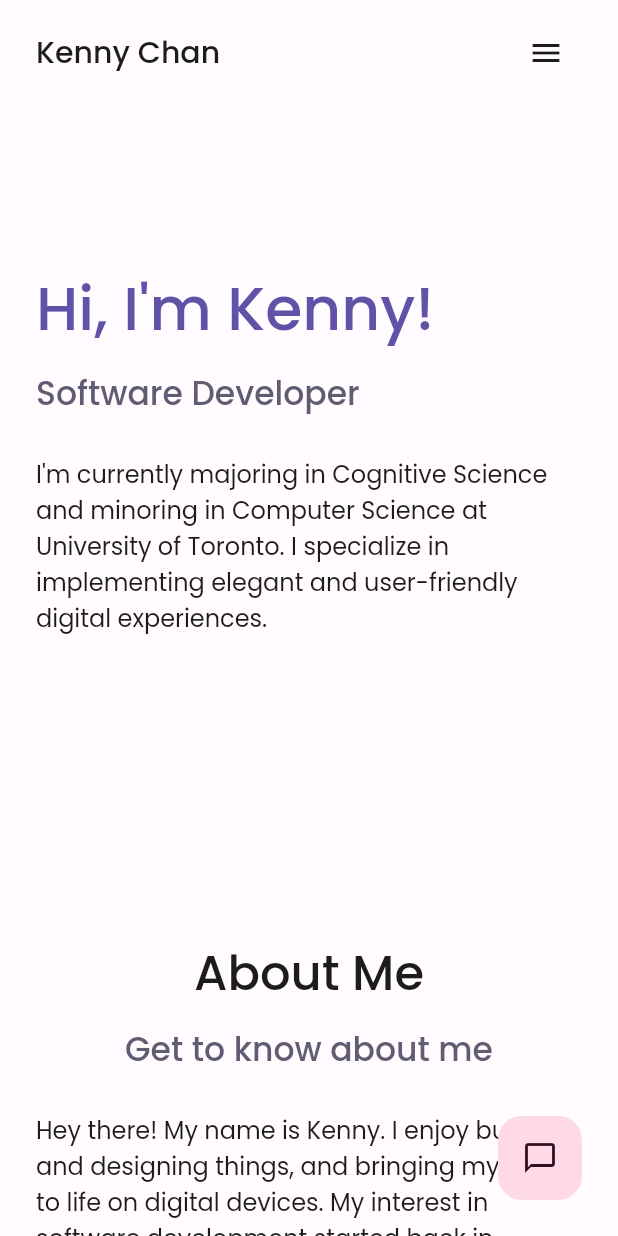
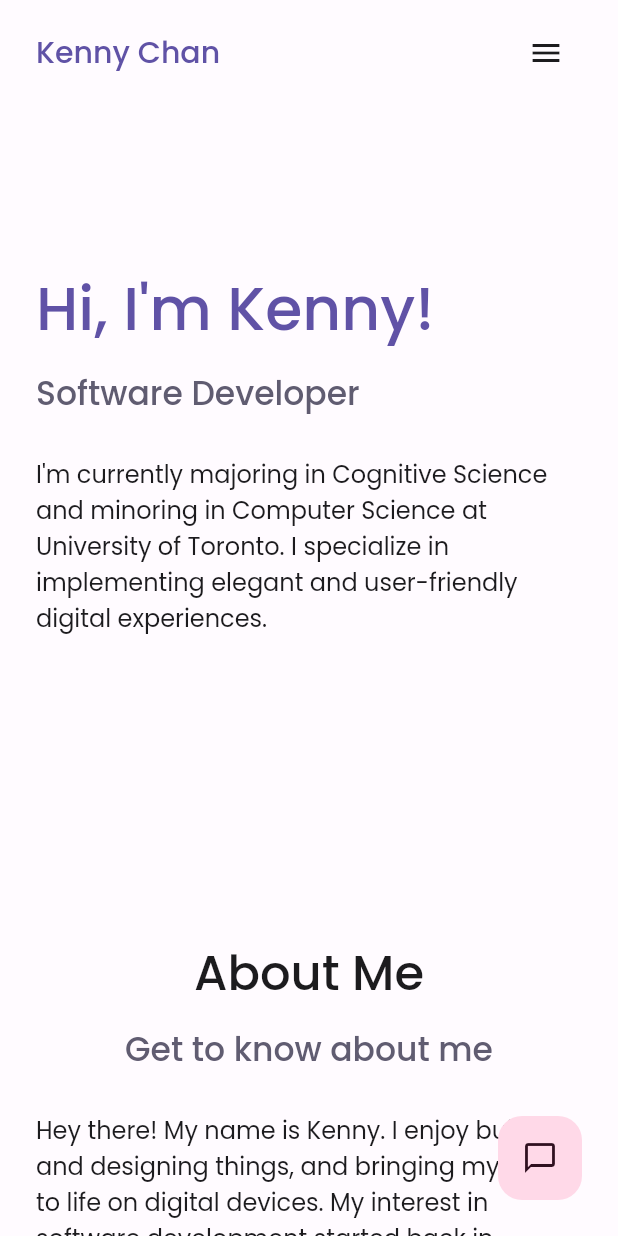
Before and after one commit to kennychh/flutter_portfolio, a Flutter app: the screen it shows after launch, on a phone screen of 412 x 824 dp. Run offline on Flutter 3.47's test engine with Material 2 defaults, Android fonts, the phone set to English and light mode, and no system bars; drawn by our look-alikes of scrollable_positioned_list; our stand-ins replace firebase_core, get_storage, google_fonts, hive; missing offline and left inert: adaptive_components, dart:html, universal_html; accounts and stored records are empty; statements that could not run were skipped.

Commit message:
popupmenu

```diff
--- a/lib/components/customAppBar.dart
+++ b/lib/components/customAppBar.dart
@@ -15,7 +15,7 @@ class CustomAppBar extends StatelessWidget {
   }) : super(key: key);
 
   final Function scrollToIndex;
-  final Theme menu;
+  final Widget menu;
   final bool showSections;
   final Widget themePopUpMenu;
   final Widget moreMenu;
@@ -29,10 +29,13 @@ class CustomAppBar extends StatelessWidget {
       color: scheme.onBackground,
       fontSize: 16,
     );
+    return LayoutBuilder(builder: (context, constraints) {
       return Align(
         alignment: Alignment.topCenter,
         child: Container(
-        constraints: BoxConstraints(maxWidth: 1350),
+          padding: EdgeInsets.symmetric(horizontal: getPadding(constraints)),
+          constraints:
+              BoxConstraints(maxWidth: 1350 + getPadding(constraints) * 2),
           height: showSections ? 70 : 80,
           child: Row(
             mainAxisAlignment: MainAxisAlignment.spaceBetween,
@@ -43,7 +46,7 @@ class CustomAppBar extends StatelessWidget {
                     'Kenny Chan',
                     style: GoogleFonts.poppins(
                       fontWeight: FontWeight.w500,
-                    color: scheme.onBackground,
+                      color: scheme.primary,
                       fontSize: showSections ? 20 : 23,
                     ),
                   ),
@@ -185,5 +188,6 @@ class CustomAppBar extends StatelessWidget {
           color: scheme.background,
         ),
       );
+    });
   }
 }
--- a/lib/globals.dart
+++ b/lib/globals.dart
@@ -353,7 +353,7 @@ TextButton resumeButton(BuildContext context) {
   );
 }
 
-Theme themePopUpMenu(
+PopupMenuButton themePopUpMenu(
     {required Function setColorChoice,
     required Function setColorScheme,
     required Function setColor,
@@ -365,30 +365,22 @@ Theme themePopUpMenu(
     fontWeight: FontWeight.w500,
     color: scheme.onBackground,
   );
-  return Theme(
-      data: Theme.of(context).copyWith(
-        highlightColor: Colors.transparent,
-        splashColor: Colors.transparent,
-        hoverColor: Colors.transparent,
-      ),
-      child: PopupMenuButton<int>(
-          shape:
-              RoundedRectangleBorder(borderRadius: BorderRadius.circular(16)),
+  return PopupMenuButton<int>(
+      shape: RoundedRectangleBorder(borderRadius: BorderRadius.circular(16)),
       padding: EdgeInsets.zero,
       tooltip: 'More',
       color: scheme.surface,
       icon: Align(
         alignment: Alignment.centerRight,
-            child:
-                Icon(Icons.auto_awesome_outlined, color: scheme.onBackground),
+        child: Icon(Icons.auto_awesome_outlined, color: scheme.onBackground),
       ),
       itemBuilder: (context) => [
             PopupMenuItem(
               onTap: () {
                 Future.delayed(
                   const Duration(seconds: 0),
-                      () => openColorPickerDialog(context, setColor,
-                          setColorChoice, themeChangeProvider),
+                  () => openColorPickerDialog(
+                      context, setColor, setColorChoice, themeChangeProvider),
                 );
               },
               child: Row(
@@ -429,10 +421,10 @@ Theme themePopUpMenu(
               ),
               value: 1,
             ),
-              ]));
+          ]);
 }
 
-Theme morePopUpMenu(
+PopupMenuButton morePopUpMenu(
     {required Function setColorChoice,
     required Function setColorScheme,
     required Function setColor,
@@ -444,17 +436,11 @@ Theme morePopUpMenu(
     fontWeight: FontWeight.w500,
     color: scheme.onBackground,
   );
-  return Theme(
-      data: Theme.of(context).copyWith(
-        highlightColor: Colors.transparent,
-        splashColor: Colors.transparent,
-        hoverColor: Colors.transparent,
-      ),
-      child: PopupMenuButton<int>(
-          shape:
-              RoundedRectangleBorder(borderRadius: BorderRadius.circular(16)),
+  return PopupMenuButton<int>(
+      shape: RoundedRectangleBorder(borderRadius: BorderRadius.circular(16)),
       padding: EdgeInsets.zero,
       tooltip: 'More',
+      elevation: 20,
       color: scheme.surface,
       icon: Align(
         alignment: Alignment.centerRight,
@@ -486,8 +472,8 @@ Theme morePopUpMenu(
               onTap: () {
                 Future.delayed(
                   const Duration(seconds: 0),
-                      () => openColorPickerDialog(context, setColor,
-                          setColorChoice, themeChangeProvider),
+                  () => openColorPickerDialog(
+                      context, setColor, setColorChoice, themeChangeProvider),
                 );
               },
               child: Row(
@@ -528,10 +514,10 @@ Theme morePopUpMenu(
               ),
               value: 1,
             ),
-              ]));
+          ]);
 }
 
-Theme fullPopUpMenu(
+PopupMenuButton fullPopUpMenu(
     {required Function setColorChoice,
     required Function setColorScheme,
     required Function setColor,
@@ -543,15 +529,8 @@ Theme fullPopUpMenu(
     fontWeight: FontWeight.w500,
     color: scheme.onBackground,
   );
-  return Theme(
-      data: Theme.of(context).copyWith(
-        highlightColor: Colors.transparent,
-        splashColor: Colors.transparent,
-        hoverColor: Colors.transparent,
-      ),
-      child: PopupMenuButton<int>(
-          shape:
-              RoundedRectangleBorder(borderRadius: BorderRadius.circular(16)),
+  return PopupMenuButton<int>(
+      shape: RoundedRectangleBorder(borderRadius: BorderRadius.circular(16)),
       padding: EdgeInsets.zero,
       tooltip: 'Menu',
       color: scheme.surface,
@@ -691,8 +670,8 @@ Theme fullPopUpMenu(
               onTap: () {
                 Future.delayed(
                   const Duration(seconds: 0),
-                      () => openColorPickerDialog(context, setColor,
-                          setColorChoice, themeChangeProvider),
+                  () => openColorPickerDialog(
+                      context, setColor, setColorChoice, themeChangeProvider),
                 );
               },
               child: Row(
@@ -728,16 +707,14 @@ Theme fullPopUpMenu(
                     ),
                   ),
                   Text(
-                        themeChangeProvider.darkTheme
-                            ? 'Light Mode'
-                            : 'Dark Mode',
+                    themeChangeProvider.darkTheme ? 'Light Mode' : 'Dark Mode',
                     style: fontTheme,
                   ),
                 ],
               ),
               value: 1,
             ),
-              ]));
+          ]);
 }
 
 extension FancyIterable on Iterable<int> {
--- a/lib/main.dart
+++ b/lib/main.dart
@@ -254,9 +254,6 @@ class _MyHomePageState extends State<MyHomePage> {
             extendBodyBehindAppBar: true,
             drawerEnableOpenDragGesture: false,
             appBar: PreferredSize(
-                child: Padding(
-                  padding:
-                      EdgeInsets.symmetric(horizontal: getPadding(constraints)),
                 child: Align(
                   alignment: Alignment.topCenter,
                   child: Container(
@@ -298,7 +295,6 @@ class _MyHomePageState extends State<MyHomePage> {
                                 }));
                       })),
                 ),
-                ),
                 preferredSize: Size.fromHeight(showMenu ? 70 : 80)),
             body: LayoutBuilder(
               builder: (context, constraints) {
@@ -319,15 +315,6 @@ class _MyHomePageState extends State<MyHomePage> {
                   },
                 );
               },
-            ),
-            endDrawer: DrawerItems(
-              itemScrollController: itemScrollController,
-              setColor: _setColor,
-              setColorChoice: _setColorChoice,
-              setColorScheme: () {
-                _setColorScheme(context);
-              },
-              themeChangeProvider: themeChangeProvider,
             ),
             floatingActionButton: fab);
       }
@@ -393,20 +380,8 @@ class _MyHomePageState extends State<MyHomePage> {
         ),
         floatingActionButton: showMenu ? fab : null,
         extendBodyBehindAppBar: true,
-        endDrawer: DrawerItems(
-          itemScrollController: itemScrollController,
-          setColor: _setColor,
-          setColorChoice: _setColorChoice,
-          setColorScheme: () {
-            _setColorScheme(context);
-          },
-          themeChangeProvider: themeChangeProvider,
-        ),
         appBar: showAppBar
             ? PreferredSize(
-                child: Padding(
-                  padding:
-                      EdgeInsets.symmetric(horizontal: getPadding(constraints)),
                 child: Container(
                     constraints: BoxConstraints(maxWidth: 1350),
                     child: Builder(builder: (context) {
@@ -445,7 +420,6 @@ class _MyHomePageState extends State<MyHomePage> {
                                 _setColorScheme(context);
                               }));
                     })),
-                ),
                 preferredSize: Size.fromHeight(showMenu ? 70 : 80))
             : null,
       );
```
Lines whose indentation alone changed are shown as unchanged.
